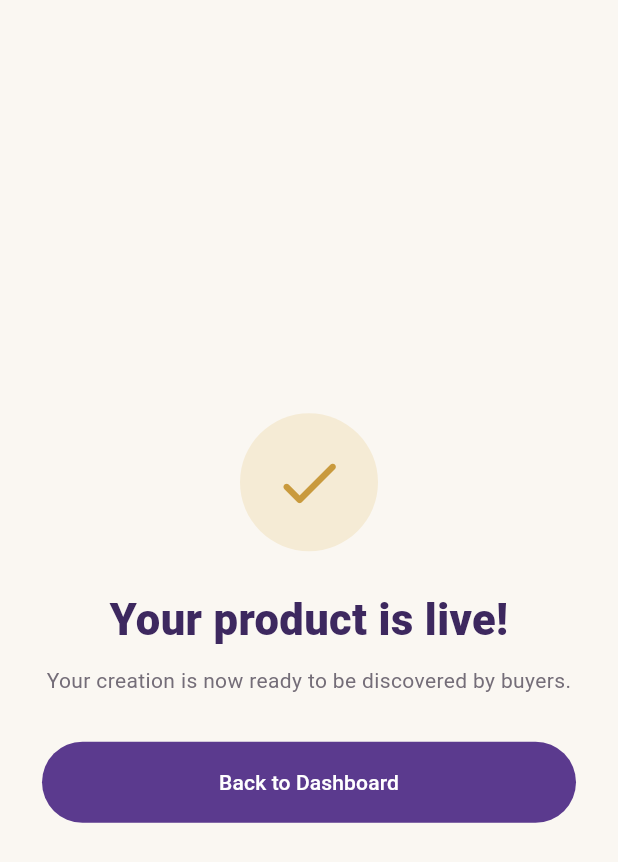
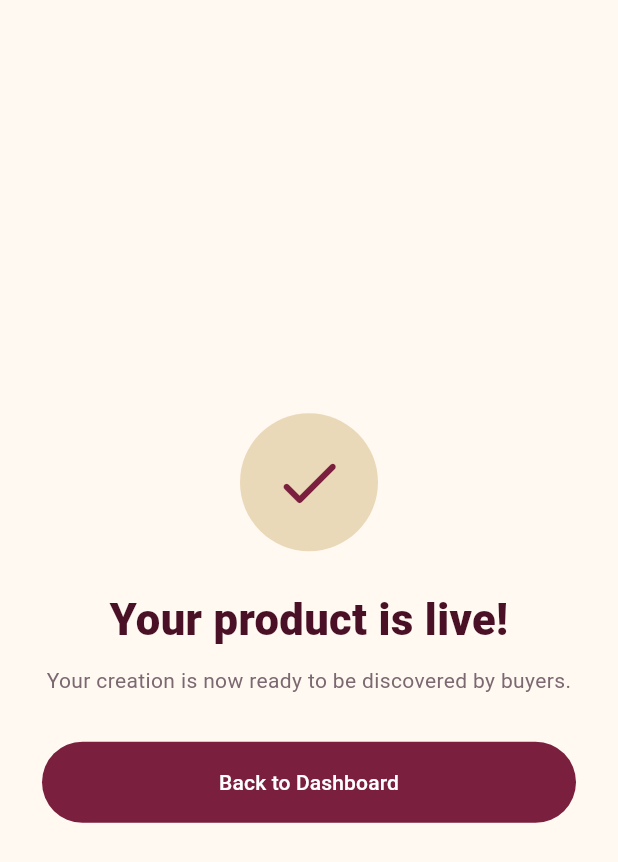
Before and after one commit to AI-App-for-Marginalized-Artisans/AI-App-for-Marginalized-Artisans, a Flutter app: the PublishSuccessScreen screen opened directly, on a phone screen of 412 x 824 dp. Shown: the top 862 px of the screen. Run offline on Flutter 3.47's test engine with Material 3 defaults, Android fonts, the phone set to English and light mode, and no system bars; Roboto replaces fonts that are missing (Arial).

Commit message:
Update app theme to burgundy and beige

```diff
--- a/lib/main.dart
+++ b/lib/main.dart
@@ -3,16 +3,18 @@ import 'package:flutter/material.dart';
 void main() => runApp(const ArtisanApp());
 
 class AppColors {
-  static const primary = Color(0xFF5B3A8E);
-  static const deepPurple = Color(0xFF3D285F);
-  static const lavender = Color(0xFFF1ECF7);
-  static const cream = Color(0xFFFAF7F2);
-  static const gold = Color(0xFFC99A3D);
-  static const goldLight = Color(0xFFF5EBD5);
-  static const text = Color(0xFF29252D);
-  static const muted = Color(0xFF746D78);
-  static const border = Color(0xFFE7E0EA);
-  static const green = Color(0xFF3C8061);
+  // Burgundy + Beige theme
+  static const primary = Color(0xFF7A1F3D); // Burgundy
+  static const deepPurple = Color(0xFF4A1025); // Deep Burgundy
+  static const lavender = Color(0xFFF3E6D3); // Beige
+  static const cream = Color(0xFFFFF9F2); // Warm Cream
+  static const gold = Color(0xFFC8A45D); // Muted Gold
+  static const goldLight = Color(0xFFEAD9B8); // Light Gold
+  static const maroon = Color(0xFF7A1F3D); // Burgundy
+  static const text = Color(0xFF2D1B20); // Dark Text
+  static const muted = Color(0xFF7B6870); // Muted Text
+  static const border = Color(0xFFE3D5D8); // Soft Border
+  static const green = Color(0xFF5F7658); // Muted Green
 }
 
 class ArtisanApp extends StatelessWidget {
@@ -520,7 +522,7 @@ class RoleCard extends StatelessWidget {
                 color: AppColors.lavender,
                 borderRadius: BorderRadius.circular(17),
               ),
-              child: Icon(icon, color: AppColors.primary, size: 28),
+              child: Icon(icon, color: AppColors.maroon, size: 28),
             ),
             const SizedBox(width: 16),
             Expanded(
@@ -1252,7 +1254,7 @@ class ProcessingStep extends StatelessWidget {
       child: Row(
         mainAxisSize: MainAxisSize.min,
         children: [
-          Icon(icon, size: 19, color: AppColors.gold),
+          Icon(icon, size: 19, color: AppColors.maroon),
           const SizedBox(width: 10),
           Text(text, style: const TextStyle(color: AppColors.muted)),
         ],
@@ -1456,7 +1458,7 @@ class PublishSuccessScreen extends StatelessWidget {
                 child: const Icon(
                   Icons.check_rounded,
                   size: 50,
-                  color: AppColors.gold,
+                  color: AppColors.maroon,
                 ),
               ),
               const SizedBox(height: 25),
@@ -1744,7 +1746,7 @@ class ProductDetailsScreen extends StatelessWidget {
           Text(
             product.category.toUpperCase(),
             style: const TextStyle(
-              color: AppColors.gold,
+              color: AppColors.maroon,
               fontSize: 12,
               fontWeight: FontWeight.w800,
               letterSpacing: 1.2,
```
